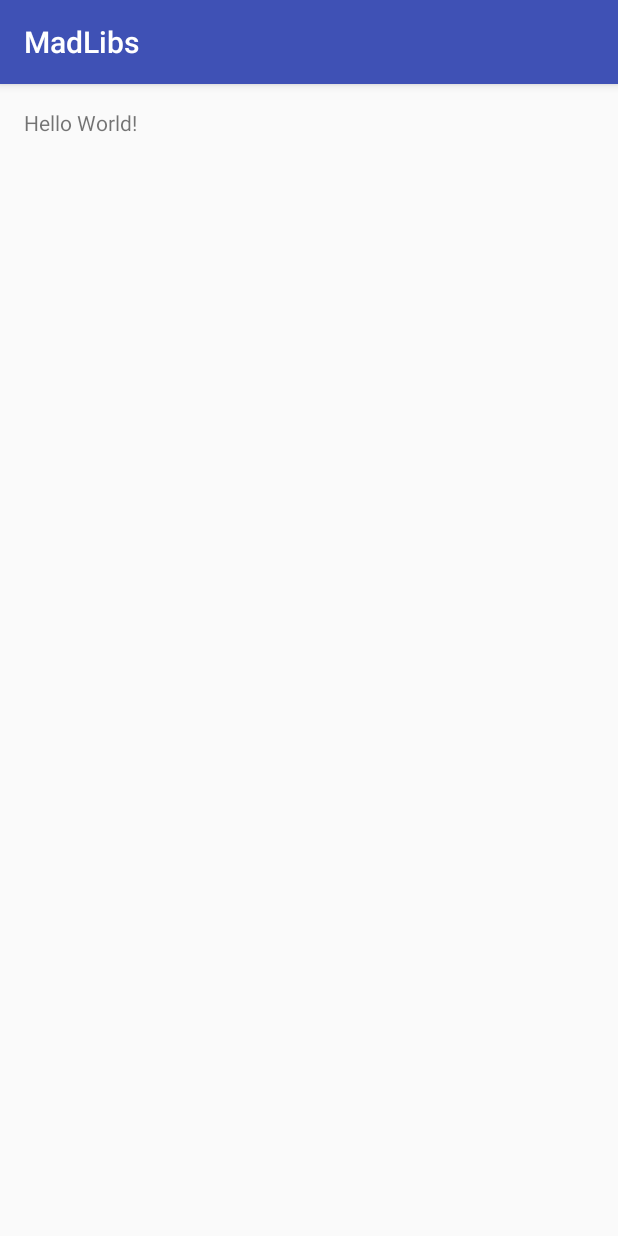
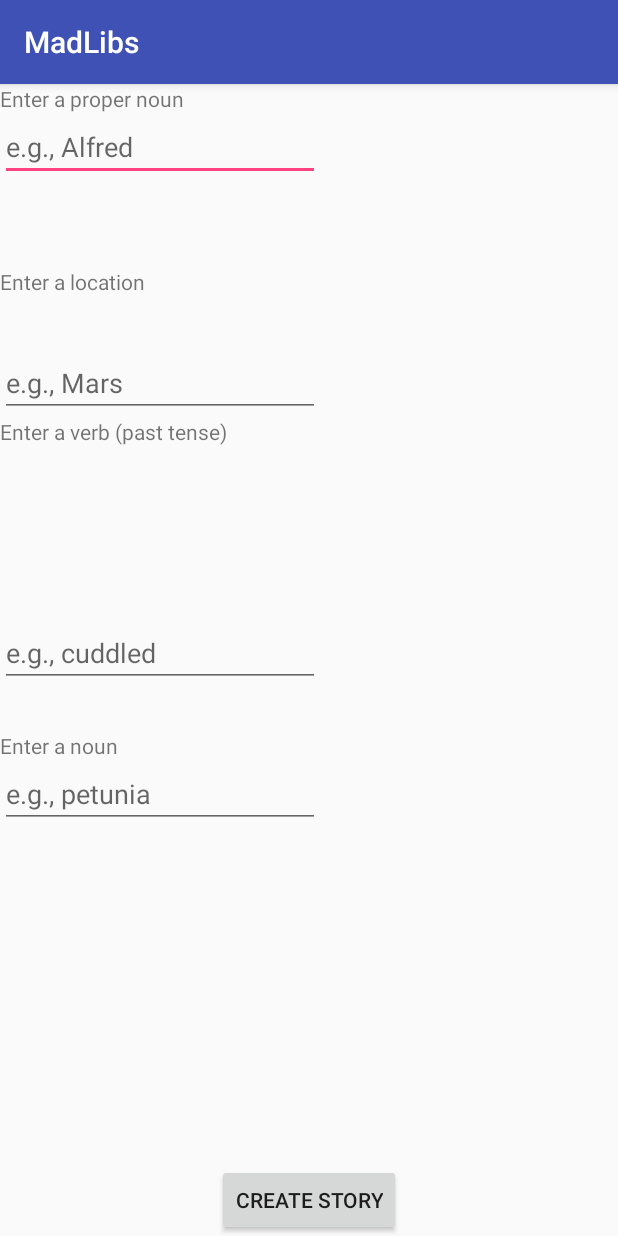
Before and after one commit to Atticus29/MadLibs, an Android app: the screen it shows after launch (MainActivity), on a phone screen of 412 x 824 dp. Run offline under Robolectric (Android 15) with nearby library versions, the phone set to English and light mode, and no system bars.

Commit message:
correct ordering of text input fields

```diff
--- a/app/src/main/res/layout/activity_main.xml
+++ b/app/src/main/res/layout/activity_main.xml
@@ -4,14 +4,99 @@
     android:id="@+id/activity_main"
     android:layout_width="match_parent"
     android:layout_height="match_parent"
-    android:paddingBottom="@dimen/activity_vertical_margin"
-    android:paddingLeft="@dimen/activity_horizontal_margin"
-    android:paddingRight="@dimen/activity_horizontal_margin"
-    android:paddingTop="@dimen/activity_vertical_margin"
     tools:context="com.epicodus.madlibs.MainActivity">
 
     <TextView
         android:layout_width="wrap_content"
         android:layout_height="wrap_content"
-        android:text="Hello World!" />
+        android:text="Enter a proper noun"
+        android:id="@+id/textViewProperNoun"
+        android:layout_alignParentTop="true"
+        android:layout_alignParentLeft="true"
+        android:layout_alignParentStart="true" />
+
+    <EditText
+        android:layout_width="wrap_content"
+        android:layout_height="wrap_content"
+        android:inputType="textPersonName"
+        android:ems="10"
+        android:id="@+id/personNameInput"
+        android:hint="e.g., Alfred"
+        android:layout_marginBottom="57dp"
+        android:layout_below="@+id/textViewProperNoun"
+        android:layout_alignParentLeft="true"
+        android:layout_alignParentStart="true" />
+
+    <TextView
+        android:text="Enter a location"
+        android:layout_width="wrap_content"
+        android:layout_height="wrap_content"
+        android:id="@+id/locationTextView"
+        android:layout_below="@+id/personNameInput"
+        android:layout_alignParentLeft="true"
+        android:layout_alignParentStart="true" />
+
+    <EditText
+        android:layout_width="wrap_content"
+        android:layout_height="wrap_content"
+        android:inputType="textPersonName"
+        android:ems="10"
+        android:id="@+id/locationInput"
+        android:hint="e.g., Mars"
+        android:layout_marginTop="35dp"
+        android:layout_below="@+id/locationTextView"
+        android:layout_alignParentLeft="true"
+        android:layout_alignParentStart="true" />
+
+    <TextView
+        android:text="Enter a verb (past tense)"
+        android:layout_width="wrap_content"
+        android:layout_height="wrap_content"
+        android:id="@+id/verbTextView"
+        android:layout_below="@+id/locationInput"
+        android:layout_alignParentLeft="true"
+        android:layout_alignParentStart="true"
+        android:layout_marginBottom="115dp" />
+
+    <EditText
+        android:layout_width="wrap_content"
+        android:layout_height="wrap_content"
+        android:inputType="textPersonName"
+        android:ems="10"
+        android:id="@+id/verbInput"
+        android:hint="e.g., cuddled"
+        android:layout_below="@+id/verbTextView"
+        android:layout_alignParentLeft="true"
+        android:layout_alignParentStart="true"
+        android:layout_marginBottom="29dp" />
+
+    <TextView
+        android:text="Enter a noun"
+        android:layout_width="wrap_content"
+        android:layout_height="wrap_content"
+        android:id="@+id/nounTextView"
+        android:layout_below="@+id/verbInput"
+        />
+    <EditText
+        android:layout_width="wrap_content"
+        android:layout_height="wrap_content"
+        android:inputType="textPersonName"
+        android:ems="10"
+        android:id="@+id/nounInput"
+        android:hint="e.g., petunia"
+        android:layout_below="@+id/nounTextView"
+        android:layout_alignParentLeft="true"
+        android:layout_alignParentStart="true"
+        android:layout_marginBottom="27dp" />
+
+
+    <Button
+        android:text="Create Story"
+        android:layout_width="wrap_content"
+        android:layout_height="wrap_content"
+        android:layout_alignParentBottom="true"
+        android:layout_centerHorizontal="true"
+        android:id="@+id/makeStoryButton" />
+
+
 </RelativeLayout>
```
